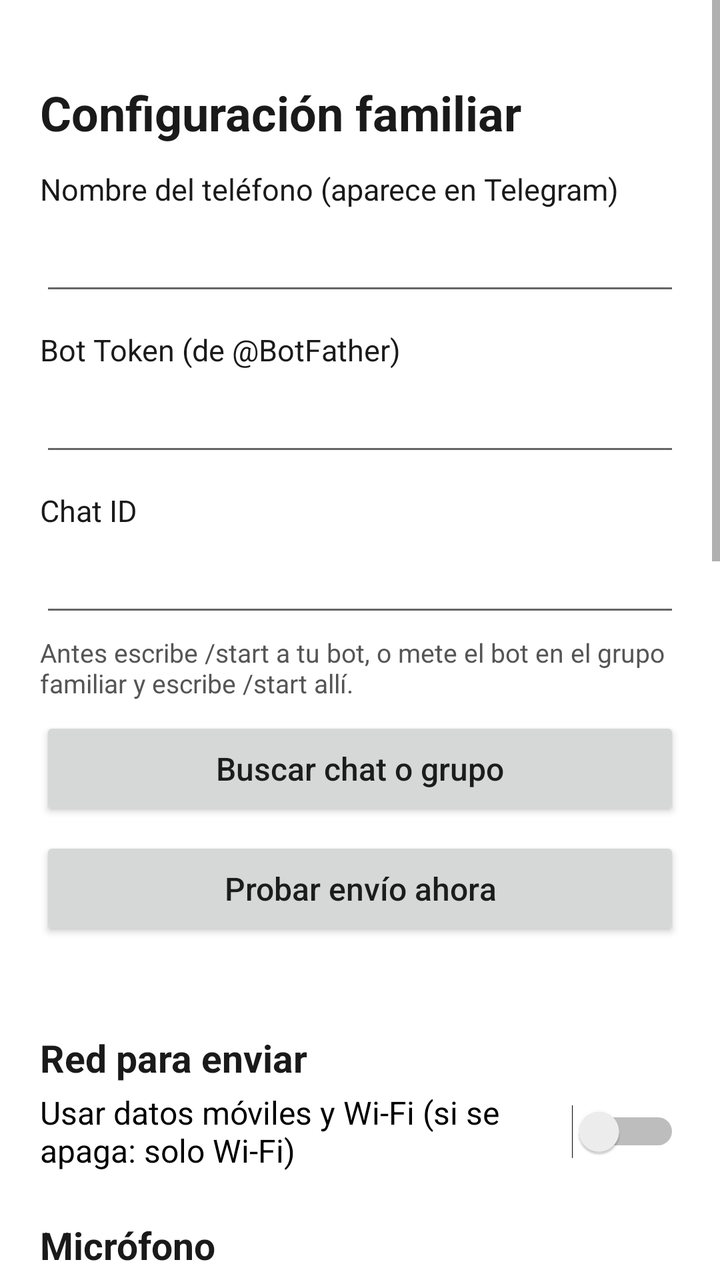
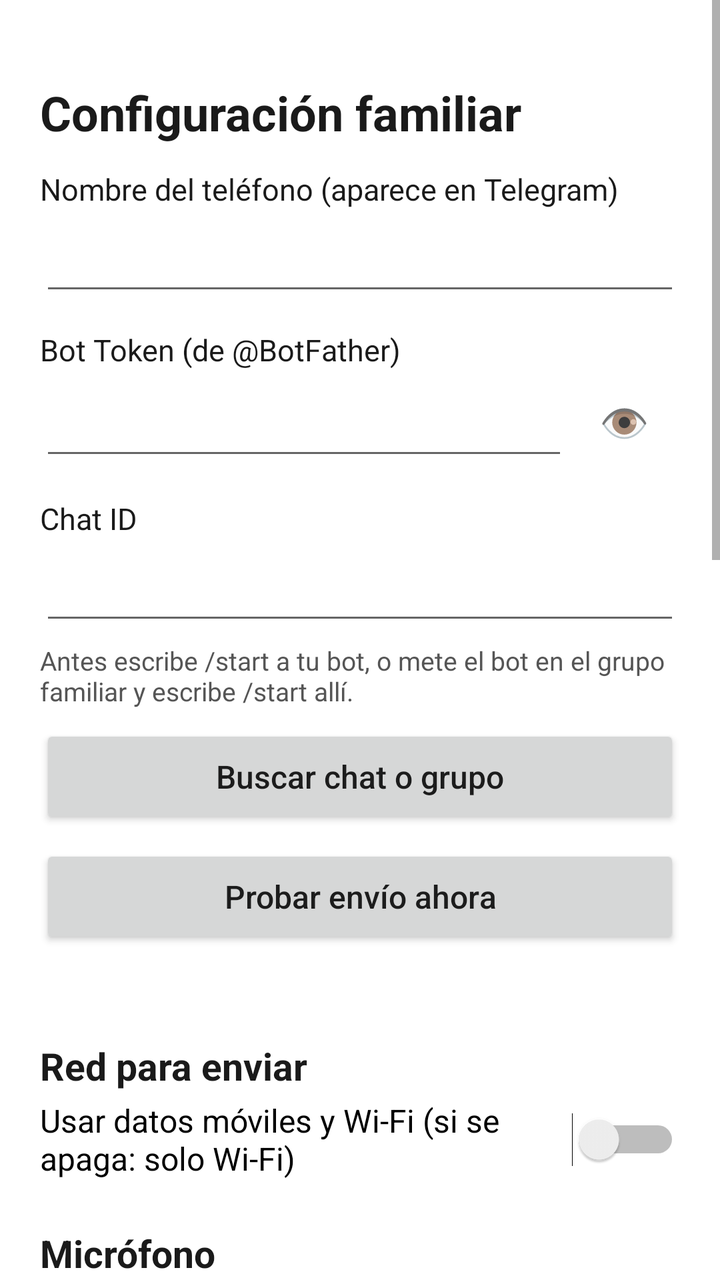

Screens rendered from an Android XML layout before and after an edit, with the pre-edit source and the edit as a unified diff.
<!-- AndroidManifest.xml: application theme Theme.MedicoMem -->
<!-- res/layout/activity_settings.xml -->
<?xml version="1.0" encoding="utf-8"?>
<ScrollView xmlns:android="http://schemas.android.com/apk/res/android"
    android:layout_width="match_parent"
    android:layout_height="match_parent"
    android:background="#FFFFFF">

    <LinearLayout
        android:layout_width="match_parent"
        android:layout_height="wrap_content"
        android:orientation="vertical"
        android:padding="20dp">

        <TextView style="@style/SettingsTitle" android:text="@string/settings_title" android:textSize="24sp" />

        <TextView style="@style/SettingsLabel" android:text="@string/name_label" />
        <EditText android:id="@+id/nameInput" style="@style/SettingsInput" android:inputType="textCapWords" />

        <TextView style="@style/SettingsLabel" android:text="@string/token_label" />
        <EditText android:id="@+id/tokenInput" style="@style/SettingsInput"
            android:inputType="textVisiblePassword|textNoSuggestions" />

        <TextView style="@style/SettingsLabel" android:text="@string/chat_label" />
        <EditText android:id="@+id/chatInput" style="@style/SettingsInput" android:inputType="numberSigned" />
        <TextView style="@style/SettingsHelp" android:text="@string/find_chat_help" />
        <Button android:id="@+id/findChatButton" style="@style/SettingsButton" android:text="@string/find_chat" />
        <Button android:id="@+id/testButton" style="@style/SettingsButton" android:text="@string/test_send" />
        <TextView android:id="@+id/testResult" style="@style/SettingsHelp" android:textSize="16sp" />

        <TextView style="@style/SettingsTitle" android:text="@string/network_title" />
        <Switch android:id="@+id/mobileDataSwitch"
            android:layout_width="match_parent" android:layout_height="wrap_content"
            android:minHeight="48dp" android:text="@string/mobile_data" android:textSize="16sp" />

        <TextView style="@style/SettingsTitle" android:text="@string/mic_title" />
        <Switch android:id="@+id/enhanceSwitch"
            android:layout_width="match_parent" android:layout_height="wrap_content"
            android:minHeight="48dp" android:text="@string/enhance_voice" android:textSize="16sp" />
        <TextView style="@style/SettingsHelp" android:text="@string/enhance_help" />
        <RadioGroup android:layout_width="match_parent" android:layout_height="wrap_content"
            android:layout_marginTop="8dp">
            <RadioButton android:id="@+id/micRaw" android:layout_width="match_parent"
                android:layout_height="wrap_content" android:minHeight="48dp"
                android:text="@string/mic_raw" android:textSize="16sp" />
            <RadioButton android:id="@+id/micStd" android:layout_width="match_parent"
                android:layout_height="wrap_content" android:minHeight="48dp"
                android:text="@string/mic_std" android:textSize="16sp" />
            <RadioButton android:id="@+id/micVideo" android:layout_width="match_parent"
                android:layout_height="wrap_content" android:minHeight="48dp"
                android:text="@string/mic_video" android:textSize="16sp" />
        </RadioGroup>
        <TextView style="@style/SettingsHelp" android:text="@string/placement_tips" android:textSize="15sp" />

        <TextView style="@style/SettingsTitle" android:text="@string/battery_title" />
        <TextView android:id="@+id/batteryStatus" style="@style/SettingsHelp" android:textSize="16sp" />
        <Button android:id="@+id/batteryButton" style="@style/SettingsButton" android:text="@string/battery_button" />
        <Button android:id="@+id/appInfoButton" style="@style/SettingsButton" android:text="@string/app_info_button" />

        <TextView style="@style/SettingsTitle" android:text="@string/recordings_title" />
        <LinearLayout android:id="@+id/recordingsList"
            android:layout_width="match_parent" android:layout_height="wrap_content"
            android:orientation="vertical" />

        <Button android:id="@+id/closeButton" style="@style/SettingsButton"
            android:layout_marginTop="24dp" android:text="@string/close" />
        <TextView android:id="@+id/versionText" style="@style/SettingsHelp" android:gravity="center" />
    </LinearLayout>
</ScrollView>
<!-- resources referenced by this layout -->
<resources>
  <string name="app_info_button">Ajustes de la app (Xiaomi: inicio automático)</string>
  <string name="battery_button">Desactivar ahorro de batería</string>
  <string name="battery_title">Ahorro de batería</string>
  <string name="chat_label">Chat ID</string>
  <string name="close">Cerrar</string>
  <string name="enhance_help">Quita golpes y zumbidos graves y sube la voz de quien habla lejos sin saturar la de cerca. Desactívalo solo si en este móvil se oye raro.</string>
  <string name="enhance_voice">Mejorar voces (recomendado)</string>
  <string name="find_chat">Buscar chat o grupo</string>
  <string name="find_chat_help">Antes escribe /start a tu bot, o mete el bot en el grupo familiar y escribe /start allí.</string>
  <string name="mic_raw">Micrófono sin procesar (recomendado)</string>
  <string name="mic_std">Micrófono estándar del móvil</string>
  <string name="mic_title">Micrófono</string>
  <string name="mic_video">Modo vídeo (en algunos móviles capta mejor de lejos)</string>
  <string name="mobile_data">Usar datos móviles y Wi‑Fi (si se apaga: solo Wi‑Fi)</string>
  <string name="name_label">Nombre del teléfono (aparece en Telegram)</string>
  <string name="network_title">Red para enviar</string>
  <string name="placement_tips">Para que se oiga bien:\n• Móvil sobre la mesa, pantalla hacia arriba, con «▲ HACIA EL MÉDICO» apuntando al médico (ahí está el micrófono).\n• Nunca en el bolsillo ni en el bolso: la tela tapa las voces.\n• Sin funda que tape el agujero del micrófono.\n• Mejor aún: un micrófono de solapa con cable (USB‑C o minijack) encima de la mesa. Los Bluetooth graban peor.</string>
  <string name="recordings_title">Grabaciones (las enviadas se borran a los 15 días)</string>
  <string name="settings_title">Configuración familiar</string>
  <string name="test_send">Probar envío ahora</string>
  <string name="token_label">Bot Token (de @BotFather)</string>
  <style name="SettingsHelp">
          <item name="android:layout_width">match_parent</item>
          <item name="android:layout_height">wrap_content</item>
          <item name="android:layout_marginTop">4dp</item>
          <item name="android:textSize">13sp</item>
          <item name="android:textColor">#555555</item>
      </style>
  <style name="SettingsInput">
          <item name="android:layout_width">match_parent</item>
          <item name="android:layout_height">wrap_content</item>
          <item name="android:minHeight">48dp</item>
          <item name="android:textSize">17sp</item>
          <item name="android:singleLine">true</item>
      </style>
  <style name="SettingsLabel">
          <item name="android:layout_width">match_parent</item>
          <item name="android:layout_height">wrap_content</item>
          <item name="android:layout_marginTop">12dp</item>
          <item name="android:textSize">15sp</item>
          <item name="android:textColor">@color/dark_text</item>
      </style>
  <style name="SettingsTitle">
          <item name="android:layout_width">match_parent</item>
          <item name="android:layout_height">wrap_content</item>
          <item name="android:layout_marginTop">20dp</item>
          <item name="android:textSize">19sp</item>
          <item name="android:textStyle">bold</item>
          <item name="android:textColor">@color/dark_text</item>
      </style>
  <style name="Theme.MedicoMem" parent="Theme.AppCompat.Light.NoActionBar">
          <item name="colorPrimary">@color/green</item>
          <item name="colorPrimaryDark">@color/green</item>
          <item name="colorAccent">@color/green</item>
          <item name="android:windowBackground">@color/idle_bg</item>
      </style>
  <color name="dark_text">#1A1A1A</color>
  <color name="green">#1B5E20</color>
  <color name="idle_bg">#F5F5F0</color>
  <!-- unchanged entries left out for length: 1 -->
</resources>

<!-- the commit's change to res/layout/activity_settings.xml (unified diff, before → after) -->
@@ -12,15 +12,26 @@
 
         <TextView style="@style/SettingsTitle" android:text="@string/settings_title" android:textSize="24sp" />
 
-        <TextView style="@style/SettingsLabel" android:text="@string/name_label" />
-        <EditText android:id="@+id/nameInput" style="@style/SettingsInput" android:inputType="textCapWords" />
+        <TextView style="@style/SettingsLabel" android:labelFor="@id/nameInput" android:text="@string/name_label" />
+        <EditText android:id="@+id/nameInput" style="@style/SettingsInput" android:autofillHints="name"
+            android:imeOptions="flagNoPersonalizedLearning" android:inputType="textCapWords" />
 
-        <TextView style="@style/SettingsLabel" android:text="@string/token_label" />
-        <EditText android:id="@+id/tokenInput" style="@style/SettingsInput"
-            android:inputType="textVisiblePassword|textNoSuggestions" />
+        <TextView style="@style/SettingsLabel" android:labelFor="@id/tokenInput" android:text="@string/token_label" />
+        <LinearLayout android:layout_width="match_parent" android:layout_height="wrap_content"
+            android:gravity="center_vertical" android:orientation="horizontal">
+            
+            <EditText android:id="@+id/tokenInput" style="@style/SettingsInput"
+                android:layout_width="0dp" android:layout_weight="1" android:importantForAutofill="no"
+                android:imeOptions="flagNoPersonalizedLearning"
+                android:inputType="textPassword|textNoSuggestions" android:fontFamily="monospace" />
+            <Button android:id="@+id/tokenToggle" android:layout_width="56dp" android:layout_height="52dp"
+                android:contentDescription="@string/token_show" android:text="👁" android:textSize="20sp"
+                style="?android:attr/borderlessButtonStyle" />
+        </LinearLayout>
 
-        <TextView style="@style/SettingsLabel" android:text="@string/chat_label" />
-        <EditText android:id="@+id/chatInput" style="@style/SettingsInput" android:inputType="numberSigned" />
+        <TextView style="@style/SettingsLabel" android:labelFor="@id/chatInput" android:text="@string/chat_label" />
+        <EditText android:id="@+id/chatInput" style="@style/SettingsInput" android:importantForAutofill="no"
+            android:imeOptions="flagNoPersonalizedLearning" android:inputType="numberSigned" />
         <TextView style="@style/SettingsHelp" android:text="@string/find_chat_help" />
         <Button android:id="@+id/findChatButton" style="@style/SettingsButton" android:text="@string/find_chat" />
         <Button android:id="@+id/testButton" style="@style/SettingsButton" android:text="@string/test_send" />
<!-- resource entries referenced after the edit -->
@@ -21,6 +21,7 @@
   <string name="settings_title">Configuración familiar</string>
   <string name="test_send">Probar envío ahora</string>
   <string name="token_label">Bot Token (de @BotFather)</string>
+  <string name="token_show">Mostrar u ocultar el token</string>
   <style name="SettingsHelp">
           <item name="android:layout_width">match_parent</item>
           <item name="android:layout_height">wrap_content</item>
